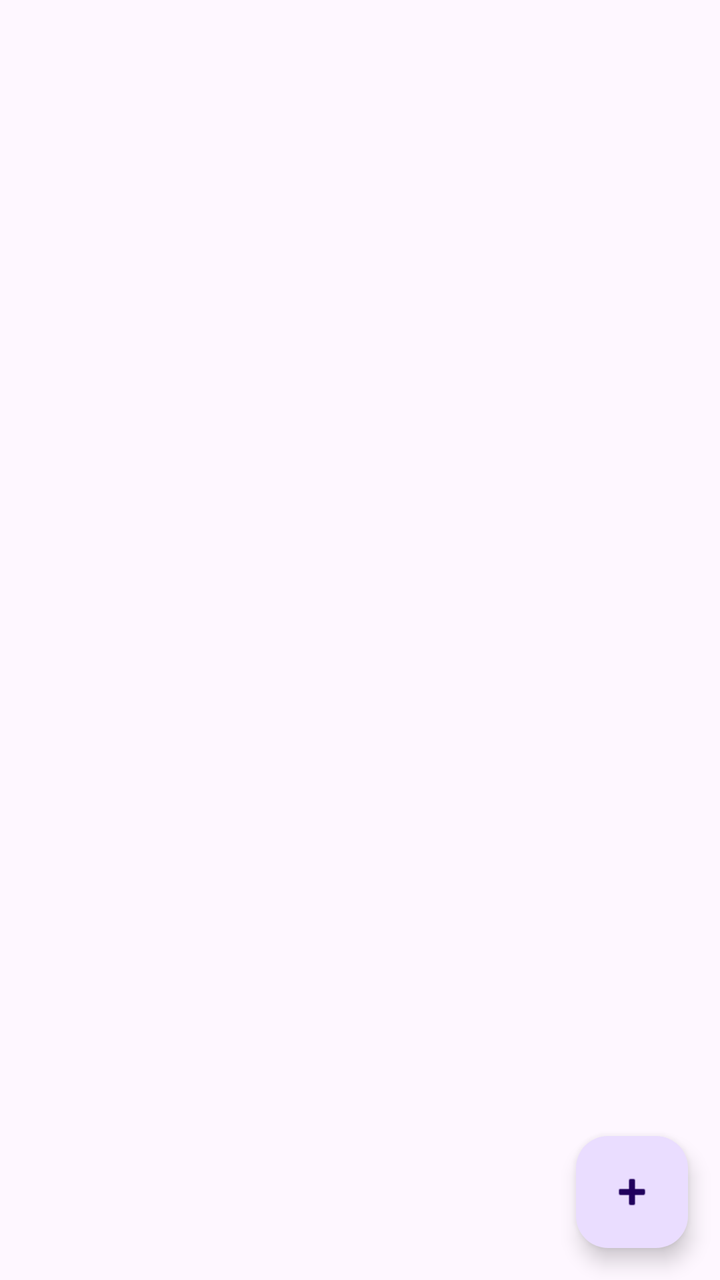
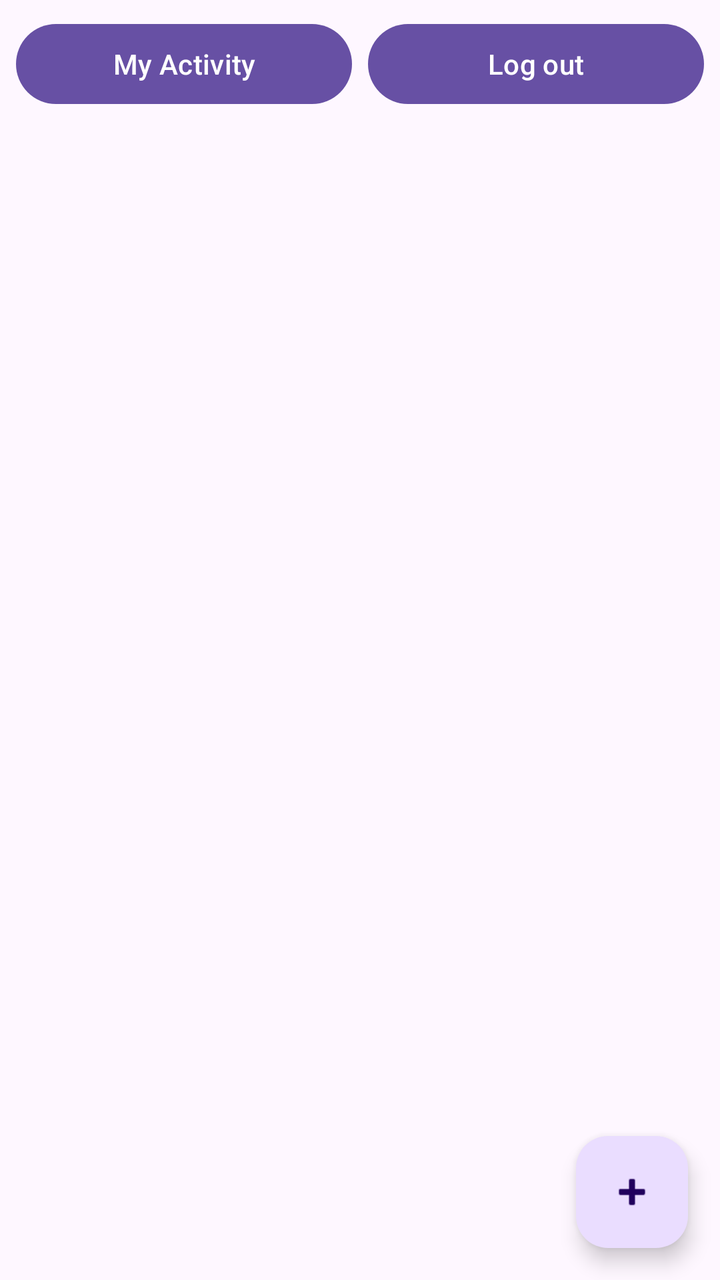

Compare the two renders of this Android layout. The source of the first and the diff that turns it into the second are given below.
<!-- AndroidManifest.xml: application theme Theme.UcLostFound -->
<!-- res/layout/activity_home.xml -->
<?xml version="1.0" encoding="utf-8"?>
<FrameLayout
    xmlns:android="http://schemas.android.com/apk/res/android"
    xmlns:app="http://schemas.android.com/apk/res-auto"
    android:layout_width="match_parent"
    android:layout_height="match_parent">

    <androidx.recyclerview.widget.RecyclerView
        android:id="@+id/rvItems"
        android:layout_width="match_parent"
        android:layout_height="match_parent"
        android:paddingTop="8dp"
        android:clipToPadding="false" />

    <com.google.android.material.floatingactionbutton.FloatingActionButton
        android:id="@+id/fabAdd"
        android:layout_width="wrap_content"
        android:layout_height="wrap_content"
        android:layout_gravity="bottom|end"
        android:layout_margin="16dp"
        android:src="@android:drawable/ic_input_add" />
</FrameLayout>
<!-- resources referenced by this layout -->
<resources>
  <style name="Theme.UcLostFound" parent="Base.Theme.UcLostFound" />
  <style name="Base.Theme.UcLostFound" parent="Theme.Material3.DayNight.NoActionBar">
          
          
      </style>
</resources>

<!-- the commit's change to res/layout/activity_home.xml (unified diff, before → after) -->
@@ -1,16 +1,52 @@
 <?xml version="1.0" encoding="utf-8"?>
 <FrameLayout
     xmlns:android="http://schemas.android.com/apk/res/android"
-    xmlns:app="http://schemas.android.com/apk/res-auto"
     android:layout_width="match_parent"
     android:layout_height="match_parent">
 
-    <androidx.recyclerview.widget.RecyclerView
-        android:id="@+id/rvItems"
+    <LinearLayout
         android:layout_width="match_parent"
         android:layout_height="match_parent"
-        android:paddingTop="8dp"
-        android:clipToPadding="false" />
+        android:orientation="vertical">
+
+        <LinearLayout
+            android:layout_width="match_parent"
+            android:layout_height="wrap_content"
+            android:orientation="horizontal"
+            android:padding="8dp">
+
+            <Button
+                android:id="@+id/btnMyActivity"
+                android:layout_width="0dp"
+                android:layout_height="wrap_content"
+                android:layout_weight="1"
+                android:text="My Activity" />
+
+            <Button
+                android:id="@+id/btnClaimReview"
+                android:layout_width="0dp"
+                android:layout_height="wrap_content"
+                android:layout_marginStart="8dp"
+                android:layout_weight="1"
+                android:text="Claim Review"
+                android:visibility="gone" />
+
+            <Button
+                android:id="@+id/btnLogout"
+                android:layout_width="0dp"
+                android:layout_height="wrap_content"
+                android:layout_marginStart="8dp"
+                android:layout_weight="1"
+                android:text="Log out" />
+        </LinearLayout>
+
+        <androidx.recyclerview.widget.RecyclerView
+            android:id="@+id/rvItems"
+            android:layout_width="match_parent"
+            android:layout_height="0dp"
+            android:layout_weight="1"
+            android:clipToPadding="false" />
+    </LinearLayout>
 
     <com.google.android.material.floatingactionbutton.FloatingActionButton
         android:id="@+id/fabAdd"
